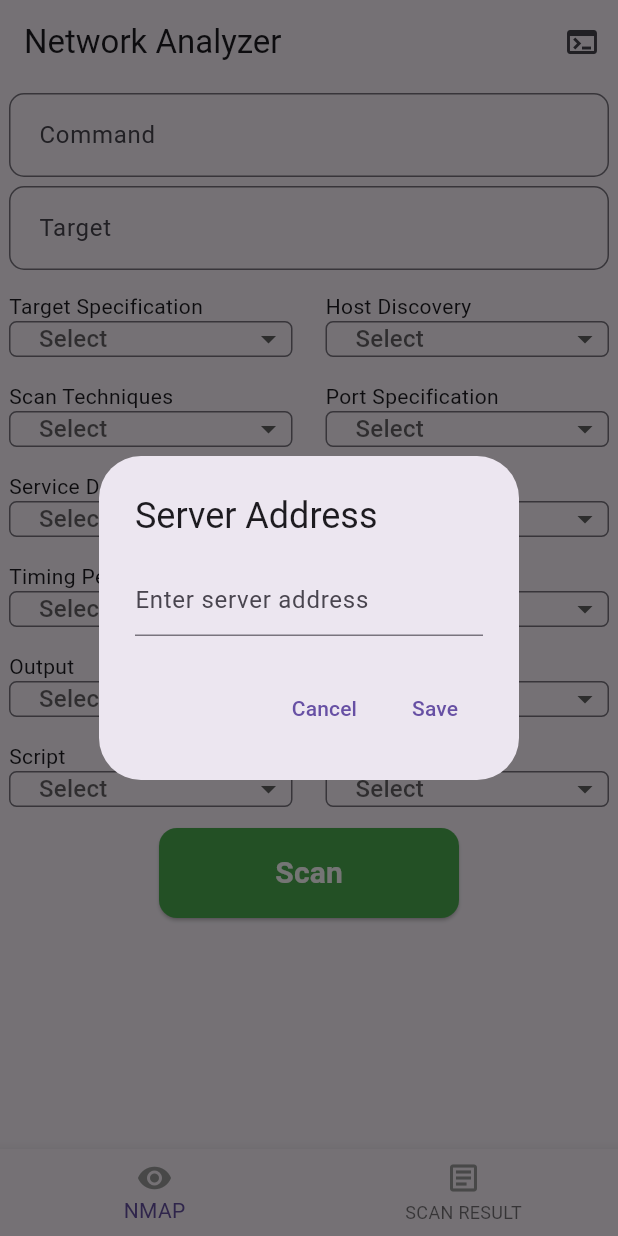
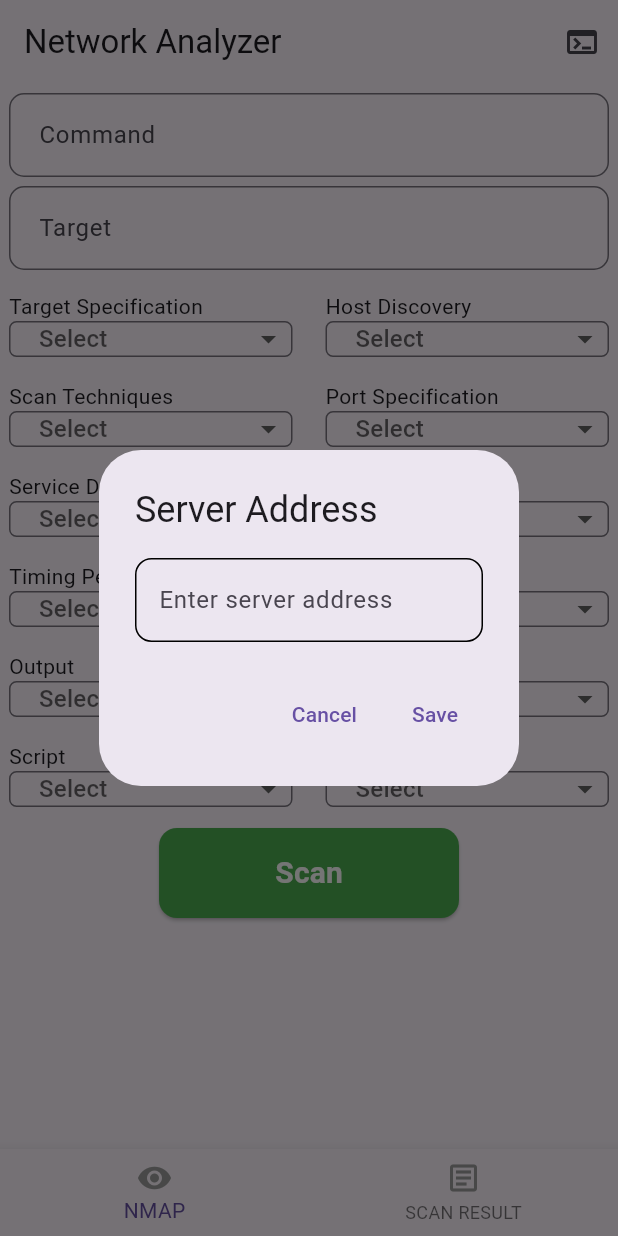
Before and after one commit to aklavya20/network-analyzer, a Flutter app: the screen it shows after launch, after a tap on the "terminal" icon, on a phone screen of 412 x 824 dp. Run offline on Flutter 3.47's test engine with Material 3 defaults, Android fonts, the phone set to English and light mode, and no system bars; our stand-ins replace dropdown_button2, fluttertoast.

Commit message:
initial commit

```diff
--- a/lib/main.dart
+++ b/lib/main.dart
@@ -60,6 +60,7 @@ class Networkanalyzer extends StatefulWidget {
 class NetworkanalyzerState extends State<Networkanalyzer> {
   final TextEditingController commandController = TextEditingController();
   final TextEditingController targetController = TextEditingController();
+  final TextEditingController serverController = TextEditingController();
   String? selectedTargetSpec;
   String? selectedHostDiscovery;
   String? selectedScanTech;
@@ -930,9 +931,20 @@ class NetworkanalyzerState extends State<Networkanalyzer> {
                 context: context,
                 builder: (context) => AlertDialog(
                   title: const Text('Server Address'),
-                  content: const TextField(
-                    decoration:
-                        InputDecoration(hintText: "Enter server address"),
+                  content: TextField(
+                    controller: serverController,
+                    decoration: InputDecoration(
+                      hintText: "Enter server address",
+                      border: OutlineInputBorder(
+                        borderSide:
+                            const BorderSide(color: Colors.black, width: 1),
+                        borderRadius: BorderRadius.circular(11),
+                      ),
+                      enabledBorder: OutlineInputBorder(
+                        borderSide: BorderSide(color: Colors.black, width: 1),
+                        borderRadius: BorderRadius.circular(11),
+                      ),
+                    ),
                   ),
                   actions: [
                     TextButton(
@@ -940,9 +952,13 @@ class NetworkanalyzerState extends State<Networkanalyzer> {
                       onPressed: () => Navigator.pop(context),
                     ),
                     TextButton(
-                      child: const Text('Save'),
-                      onPressed: () => Navigator.pop(context, serverAddress),
-                    ),
+                        child: const Text('Save'),
+                        onPressed: () {
+                          setState(() {
+                            serverAddress = serverController.text;
+                          });
+                          Navigator.pop(context);
+                        }),
                   ],
                 ),
               );
```
Also changed, not shown: pubspec.lock.
